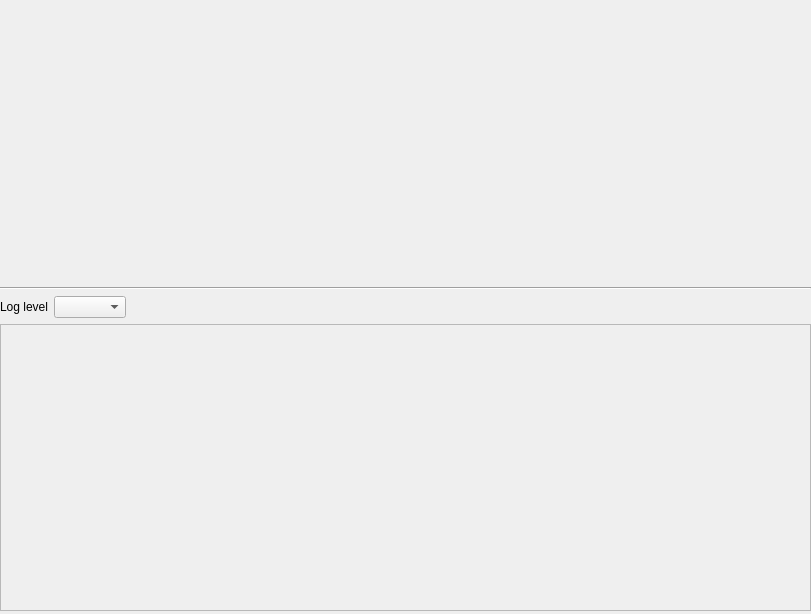
This is ui/mainwindow.ui in LouisWatermeyer/condor_hardware_adapter as Qt 5 draws it before an edit. The edited form follows.
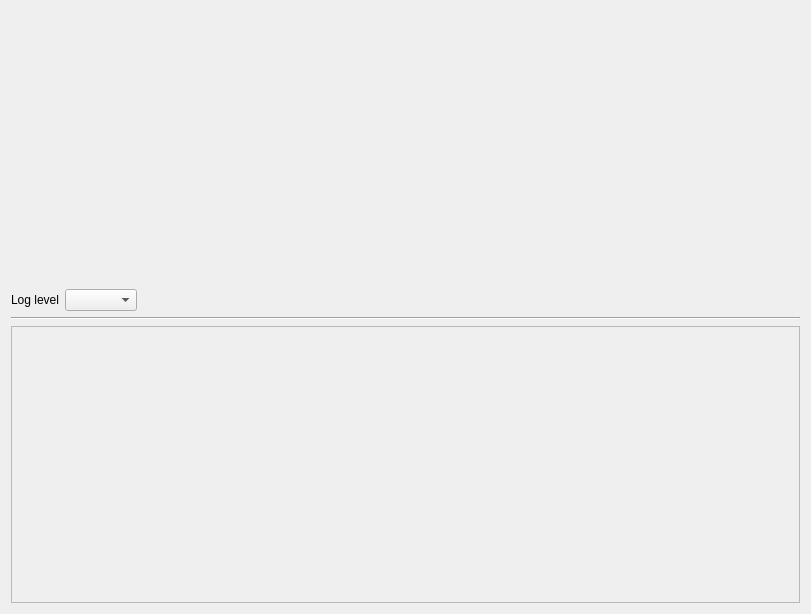
This is the edited form.

Patch:
```diff
--- a/ui/mainwindow.ui
+++ b/ui/mainwindow.ui
@@ -13,15 +13,6 @@
   <property name="windowTitle">
    <string>Condor Hardware Adapter</string>
   </property>
-  <widget class="QWidget" name="verticalLayoutWidget">
-   <property name="geometry">
-    <rect>
-     <x>0</x>
-     <y>0</y>
-     <width>811</width>
-     <height>611</height>
-    </rect>
-   </property>
    <layout class="QVBoxLayout" name="verticalLayout">
     <item>
      <spacer name="verticalSpacer">
@@ -31,18 +22,11 @@
       <property name="sizeHint" stdset="0">
        <size>
         <width>20</width>
-        <height>40</height>
+       <height>272</height>
        </size>
       </property>
      </spacer>
     </item>
-    <item>
-     <widget class="Line" name="line">
-      <property name="orientation">
-       <enum>Qt::Orientation::Horizontal</enum>
-      </property>
-     </widget>
-    </item>
     <item>
      <layout class="QHBoxLayout" name="horizontalLayout">
       <item>
@@ -70,15 +54,27 @@
       </item>
      </layout>
     </item>
+   <item>
+    <widget class="Line" name="line">
+     <property name="orientation">
+      <enum>Qt::Orientation::Horizontal</enum>
+     </property>
+    </widget>
+   </item>
     <item>
      <widget class="QPlainTextEdit" name="logDisplay">
       <property name="enabled">
        <bool>false</bool>
       </property>
+     <property name="acceptDrops">
+      <bool>false</bool>
+     </property>
+     <property name="sizeAdjustPolicy">
+      <enum>QAbstractScrollArea::SizeAdjustPolicy::AdjustToContents</enum>
+     </property>
      </widget>
     </item>
    </layout>
-  </widget>
  </widget>
  <resources/>
  <connections/>
```
Lines whose indentation alone changed are shown as unchanged.
